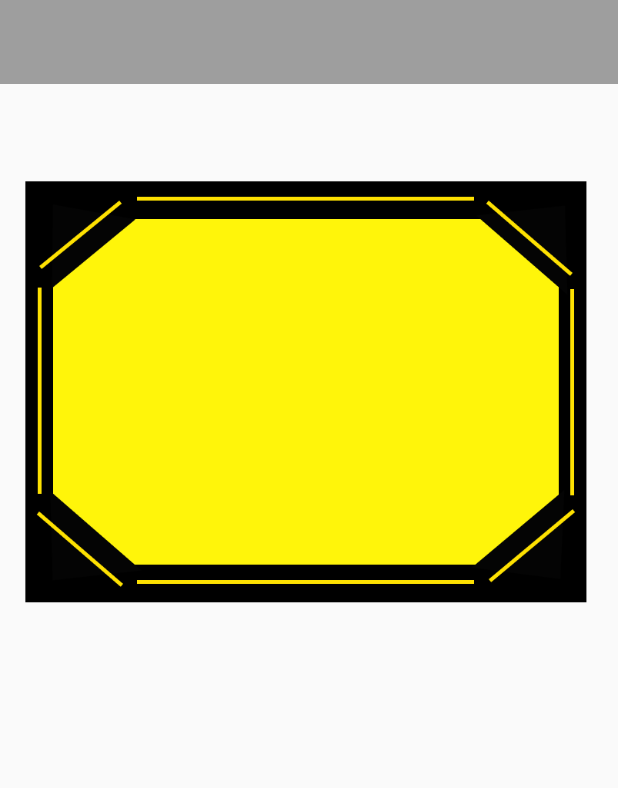
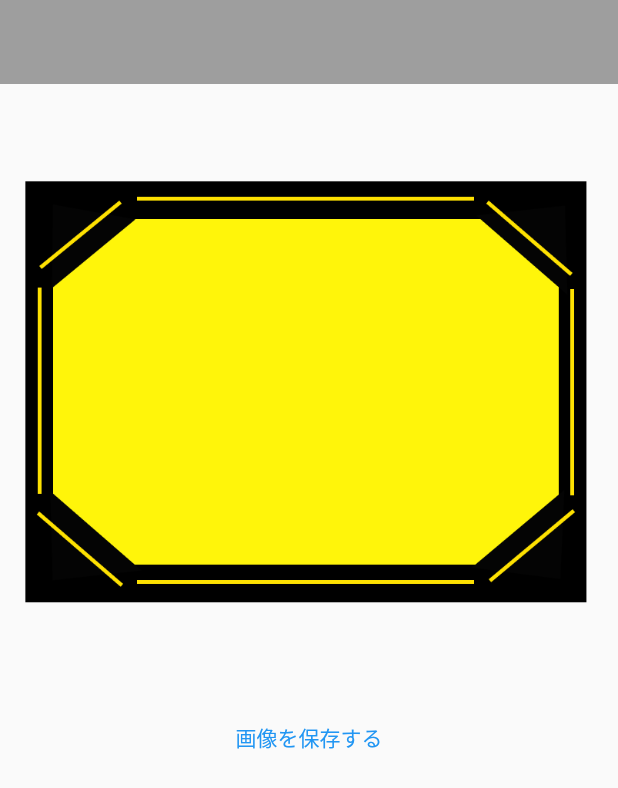
Before and after one commit to iseruuuuu/bokete_create_app, a Flutter app: the screen it shows after launch, on a phone screen of 412 x 824 dp. Shown: the top 788 px of the screen. Run offline on Flutter 3.47's test engine with Material 2 defaults, Android fonts, the phone set to English and light mode, and no system bars; our stand-ins replace flutter_svg, get; project files that could hold a hidden picture were left out.

Commit message:
fix: add text button

```diff
--- a/lib/screen/home/home_screen.dart
+++ b/lib/screen/home/home_screen.dart
@@ -30,7 +30,12 @@ class HomeScreen extends StatelessWidget {
             ),
           ),
 
-
+          TextButton(
+              onPressed: () {
+                //TODO 後で登録
+              },
+              child: Text('画像を保存する'),
+          )
         ],
       ),
     );
```
